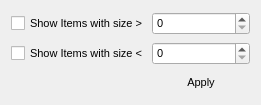
Above: sizefilter.ui from pjrinaldi/wombatforensics before the change. Below: the same form after it.
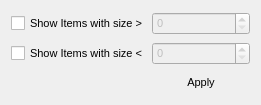
That is the form after the change.

Commit message: name, path, and size are fixed. all windows need to recenter when the window is resized.

```diff
--- a/sizefilter.ui
+++ b/sizefilter.ui
@@ -29,7 +29,14 @@
     <number>0</number>
    </property>
    <item row="2" column="1">
-    <widget class="QSpinBox" name="lessspinBox"/>
+    <widget class="QSpinBox" name="lessspinBox">
+     <property name="enabled">
+      <bool>false</bool>
+     </property>
+     <property name="maximum">
+      <number>1000000000</number>
+     </property>
+    </widget>
    </item>
    <item row="0" column="0">
     <widget class="QCheckBox" name="morecheckBox">
@@ -39,7 +46,14 @@
     </widget>
    </item>
    <item row="0" column="1">
-    <widget class="QSpinBox" name="morespinBox"/>
+    <widget class="QSpinBox" name="morespinBox">
+     <property name="enabled">
+      <bool>false</bool>
+     </property>
+     <property name="maximum">
+      <number>1000000000</number>
+     </property>
+    </widget>
    </item>
    <item row="2" column="0">
     <widget class="QCheckBox" name="lesscheckBox">
```
Left out of the diff: 35 changed lines with no effect on the pictures. The commit also changes 5 other files.
